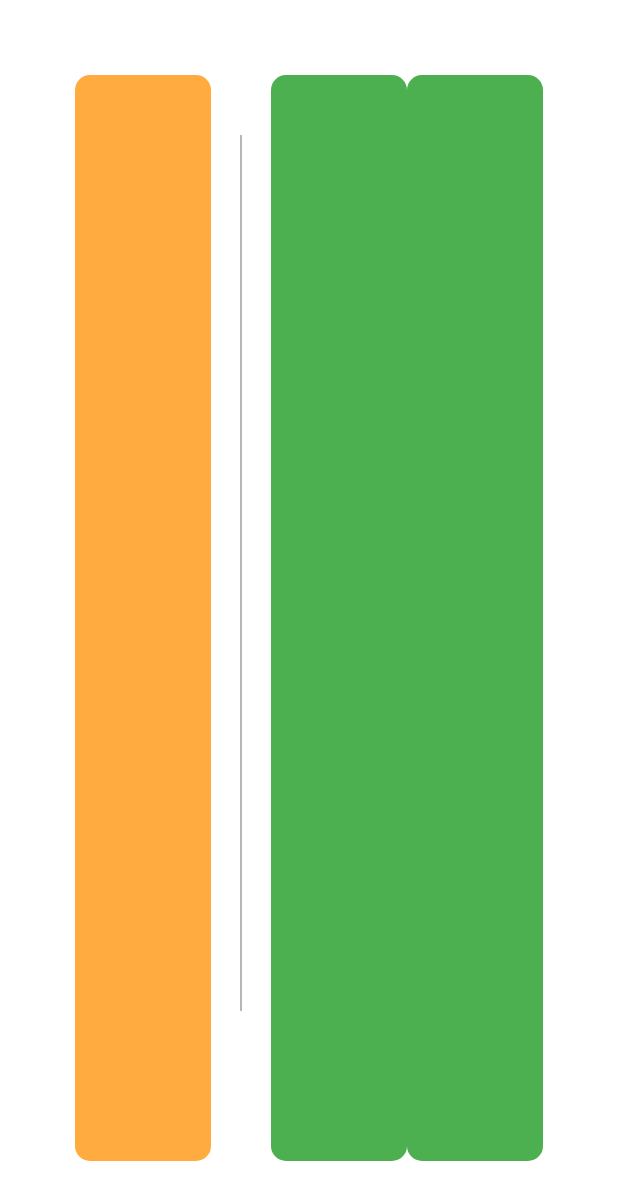
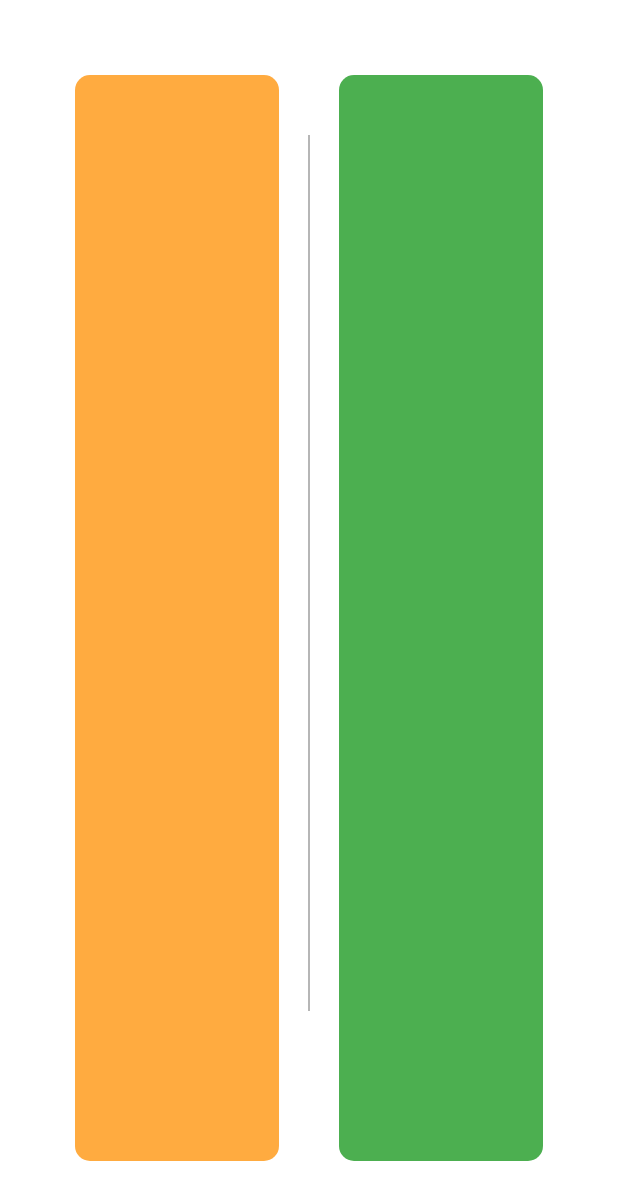
Before and after one commit to zalkary4/flutter_widgets_collections_03, a Flutter app: the screen it shows after launch, on a phone screen of 412 x 824 dp. Shown: the top 1200 px of the screen. Run offline on Flutter 3.47's test engine with Material 2 defaults, Android fonts, the phone set to English and light mode, and no system bars.

Commit message:
W  vertical divider

```diff
--- a/lib/vertical_divider_widget01.dart
+++ b/lib/vertical_divider_widget01.dart
@@ -33,12 +33,12 @@ class _VerticalDividerWidget01State extends State<VerticalDividerWidget01> {
               borderRadius: BorderRadius.circular(10),
               color: Colors.green
             ),
-          )),
-          Expanded(child: Container(
-            decoration: BoxDecoration(
-              borderRadius: BorderRadius.circular(10),
-              color: Colors.green
-            ),
+          // )),
+          // Expanded(child: Container(
+          //   decoration: BoxDecoration(
+          //     borderRadius: BorderRadius.circular(10),
+          //     color: Colors.green
+          //   ),
           ))
         ],
       ),
```
